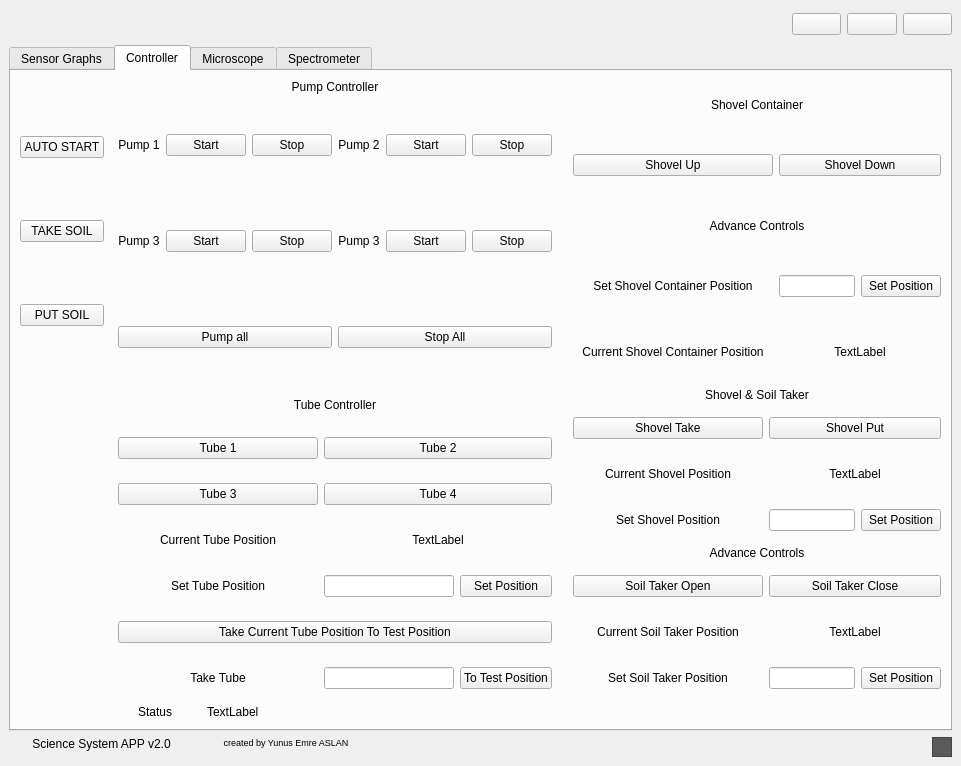
Qt form SSGUI/NewDesign.ui (Dubium0/Science-System-GUI) before a commit.
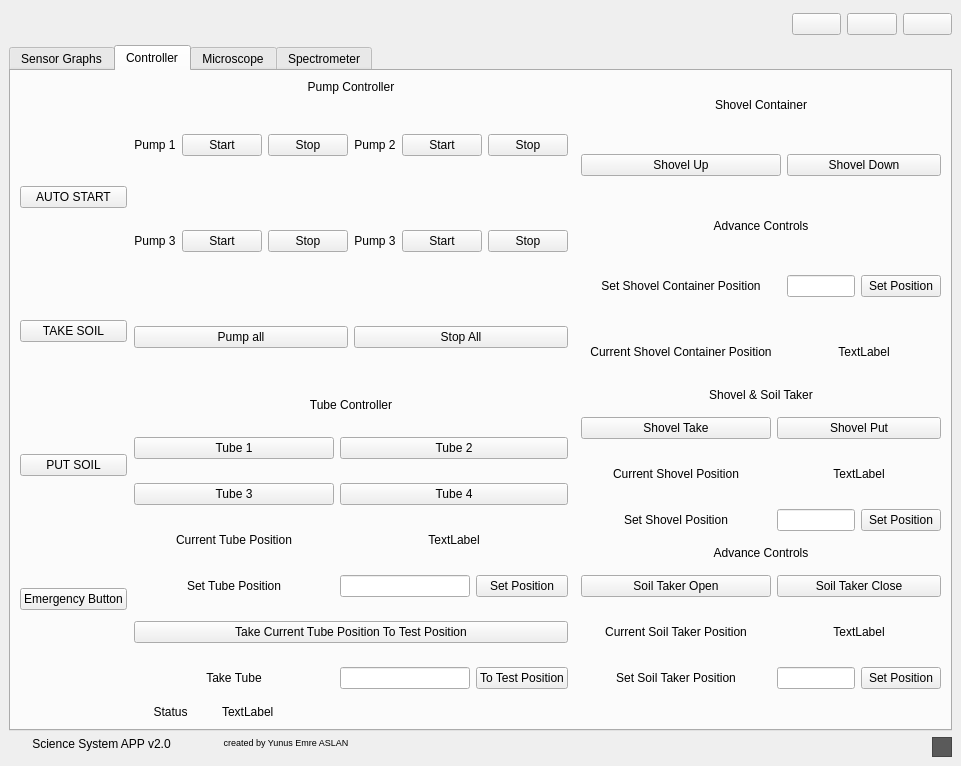
The same form after that commit.

Commit message: don't mind this

```diff
--- a/SSGUI/NewDesign.ui
+++ b/SSGUI/NewDesign.ui
@@ -142,7 +142,7 @@
        <attribute name="title">
         <string>Controller</string>
        </attribute>
-       <layout class="QGridLayout" name="controllerTabGridLayout" columnstretch="10,0,0,0,0">
+       <layout class="QGridLayout" name="controllerTabGridLayout" columnstretch="10,0,0,0,0" columnminimumwidth="1,1,50,1,50">
         <item row="2" column="2" colspan="3">
          <layout class="QHBoxLayout" name="statusBarHorizontalLayout" stretch="1,10">
           <item>
@@ -186,34 +186,6 @@
           </property>
          </spacer>
         </item>
-        <item row="0" column="0">
-         <layout class="QGridLayout" name="controllerLeftSideGridLayout">
-          <property name="sizeConstraint">
-           <enum>QLayout::SetDefaultConstraint</enum>
-          </property>
-          <item row="2" column="0">
-           <widget class="QPushButton" name="putSoilButton">
-            <property name="text">
-             <string>PUT SOIL</string>
-            </property>
-           </widget>
-          </item>
-          <item row="1" column="0">
-           <widget class="QPushButton" name="onlySoilTakingButton">
-            <property name="text">
-             <string>TAKE SOIL</string>
-            </property>
-           </widget>
-          </item>
-          <item row="0" column="0">
-           <widget class="QPushButton" name="startAutoScienceButton">
-            <property name="text">
-             <string>AUTO START</string>
-            </property>
-           </widget>
-          </item>
-         </layout>
-        </item>
         <item row="0" column="4">
          <layout class="QGridLayout" name="shovelContainerLayout" rowminimumheight="1,60,1,60,60" columnminimumwidth="200,1,1">
           <item row="2" column="0" colspan="3">
@@ -670,6 +642,44 @@
           </item>
          </layout>
         </item>
+        <item row="0" column="0" rowspan="3">
+         <layout class="QGridLayout" name="controllerLeftSideGridLayout">
+          <property name="sizeConstraint">
+           <enum>QLayout::SetDefaultConstraint</enum>
+          </property>
+          <item row="1" column="0">
+           <widget class="QPushButton" name="onlySoilTakingButton">
+            <property name="text">
+             <string>TAKE SOIL</string>
+            </property>
+           </widget>
+          </item>
+          <item row="2" column="0">
+           <widget class="QPushButton" name="putSoilButton">
+            <property name="text">
+             <string>PUT SOIL</string>
+            </property>
+           </widget>
+          </item>
+          <item row="0" column="0">
+           <widget class="QPushButton" name="startAutoScienceButton">
+            <property name="text">
+             <string>AUTO START</string>
+            </property>
+           </widget>
+          </item>
+          <item row="3" column="0">
+           <widget class="QPushButton" name="emergencyButton">
+            <property name="text">
+             <string>Emergency Button</string>
+            </property>
+            <property name="autoExclusive">
+             <bool>false</bool>
+            </property>
+           </widget>
+          </item>
+         </layout>
+        </item>
        </layout>
       </widget>
       <widget class="QWidget" name="microscopeTab">
```
The commit also changes 2 other files.
